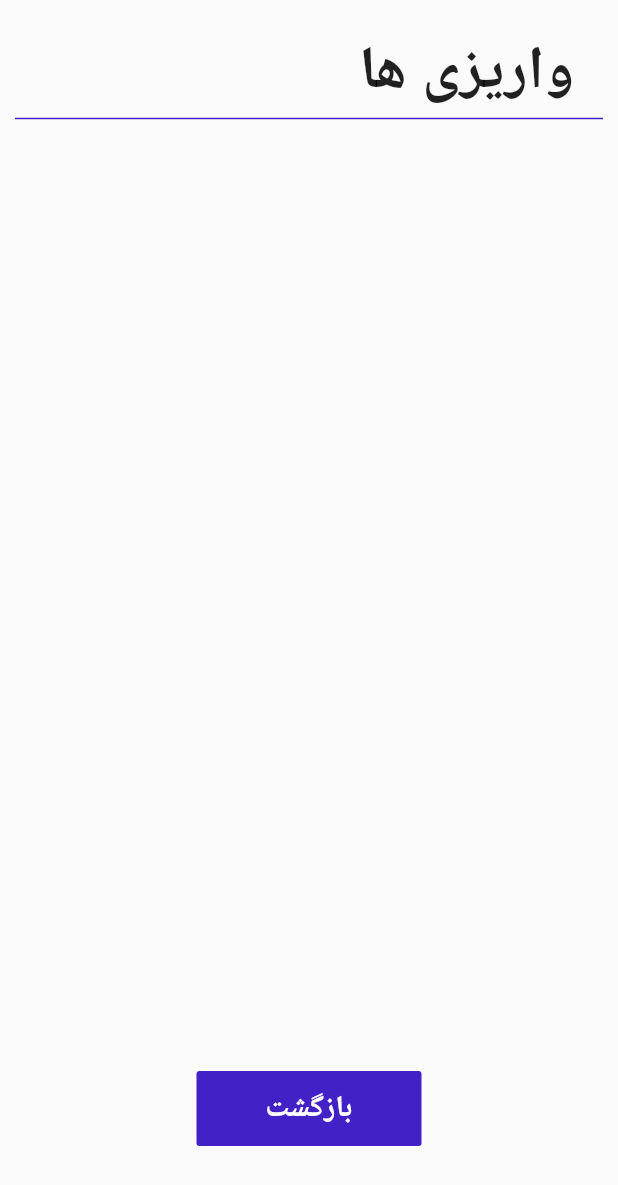
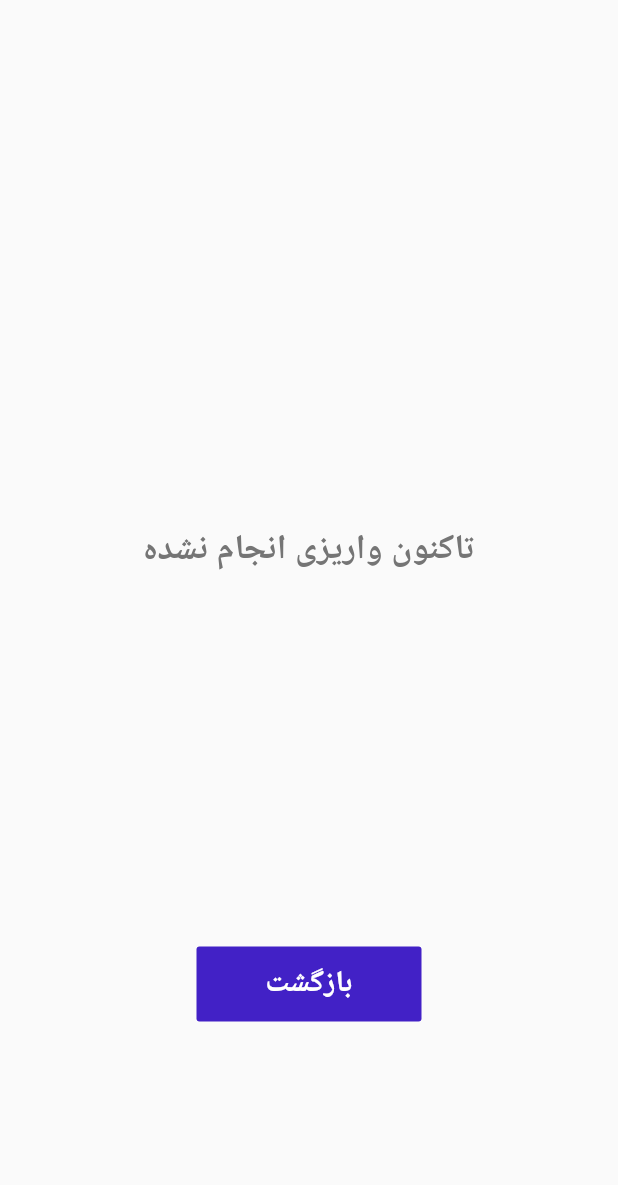
Before and after one commit to Faezeh-dqn/Vaam-e-khanegi, a Flutter app: the DepositPage screen opened directly, on a phone screen of 412 x 824 dp. Shown: the top 1185 px of the screen. Run offline on Flutter 3.47's test engine with Material 2 defaults, Android fonts, the phone set to English and light mode, and no system bars; our stand-ins replace cloud_firestore, firebase_auth, firebase_core, firebase_storage, get, get_it and 4 more; accounts and stored records are empty.

Commit message:
final one

```diff
--- a/lib/services/systemClock.dart
+++ b/lib/services/systemClock.dart
@@ -3,7 +3,7 @@ abstract class SystemClock {
 }
 
 class SystemClockImpl implements SystemClock {
-  @override
+  //@override
   //DateTime getCurrentTime() {
   //return DateTime.now().add(Duration(days: 100));
   // }
--- a/lib/viewmodels/loan_page_viewModel.dart
+++ b/lib/viewmodels/loan_page_viewModel.dart
@@ -34,6 +34,7 @@ class LoanPageViewModel extends BaseViewModel {
     setBusy(true);
     userfirst = await firestoreService.retrivedUser();
 
+    setBusy(false);
     notifyListeners();
   }
 
@@ -57,6 +58,7 @@ class LoanPageViewModel extends BaseViewModel {
     User user = await firestoreService.retrivedUser();
     if (loan.joinedMemberId.isEmpty) {
       loan.joinedMemberId.add(user.id);
+      retrivedFullName.add(user.firstName + ' ' + user.lastName);
     } else if (loan.joinedMemberId.contains(user.id) == false) {
       loan.joinedMemberId.add(user.id);
       print(loan.joinedMemberId.length);
@@ -137,7 +139,8 @@ class LoanPageViewModel extends BaseViewModel {
     for (var i = 0; i < loan.joinedMemberId.length; i++) {
       String userId = loan.joinedMemberId[i];
       for (int j = 1; j <= int.parse(loan.requierdMembers); j++) {
-        int days = j * 29;
+        int days = j * 30;
+
         Installment installment = Installment(
           id: getIt<SystemClock>()
               .getCurrentTime()
--- a/lib/viewmodels/member_page_viewmodel.dart
+++ b/lib/viewmodels/member_page_viewmodel.dart
@@ -13,7 +13,7 @@ import 'package:vaam_khanegi/services/global_state.dart';
 import 'package:flutter/material.dart';
 
 class MemberPageViewModel extends BaseViewModel {
-  List<User> members = [];
+  List members = [];
 
   List<String> imagesPath = [];
 
--- a/lib/viewmodels/profile_page_viewmodel.dart
+++ b/lib/viewmodels/profile_page_viewmodel.dart
@@ -35,8 +35,8 @@ class ProfilePageViewModel extends BaseViewModel {
 
   Future updateUser() async {
     User user = User(
-      firstName: retrivedUser.firstName,
-      lastName: retrivedUser.lastName,
+      firstName: firstName,
+      lastName: lastName,
       email: retrivedUser.email,
       image: imagePath,
       role: retrivedUser.role,
--- a/lib/views/deposit.dart
+++ b/lib/views/deposit.dart
@@ -13,7 +13,45 @@ class DepositPage extends StatelessWidget {
         viewModelBuilder: () => getIt<DepositPageViewModel>(),
         onModelReady: (model) => model.getDeposits(),
         builder: (context, model, child) => Scaffold(
-              body: Center(
+              body: (model.deposits.isEmpty)
+                  ? Center(
+                      child: Column(
+                        children: [
+                          SizedBox(
+                            height: 350,
+                          ),
+                          Text(
+                            'تاکنون واریزی انجام نشده',
+                            style: TextStyle(
+                                fontSize: 23,
+                                fontWeight: FontWeight.w600,
+                                color: Colors.grey.shade600),
+                          ),
+                          SizedBox(
+                            height: 250,
+                          ),
+                          Container(
+                            height: 50,
+                            width: 150,
+                            child: RaisedButton(
+                              elevation: 0,
+                              color: Color(0xff4221C6),
+                              onPressed: () {
+                                Get.to(() => MenuPage());
+                              },
+                              child: Text(
+                                'بازگشت',
+                                style: TextStyle(
+                                    fontSize: 20,
+                                    fontWeight: FontWeight.w700,
+                                    color: Colors.white),
+                              ),
+                            ),
+                          ),
+                        ],
+                      ),
+                    )
+                  : Center(
                       child: Stack(
                       children: [
                         Column(
--- a/lib/views/members.dart
+++ b/lib/views/members.dart
@@ -60,7 +60,7 @@ class MemberPage extends StatelessWidget {
                                     child: SizedBox(
                                         width: 100,
                                         height: 100,
-                                        child: model.imagePath == null
+                                        child: model.members[index].image == ''
                                             ? Image.asset('images/no_pic.png')
                                             : Image.network(
                                                 model.imagesPath[index])),
```
Also changed, not shown: lib/models/withdraw.dart (+14 -9 lines), lib/services/firestore_service.dart (+17 -0 lines), lib/viewmodels/withdraw_page_viewmodel.dart (+15 -6 lines), lib/views/installment_page.dart (+17 -1 lines), lib/views/profile_page.dart (+6 -14 lines), lib/views/withdraw_page.dart (+31 -16 lines). Lines whose indentation alone changed are shown as unchanged.
